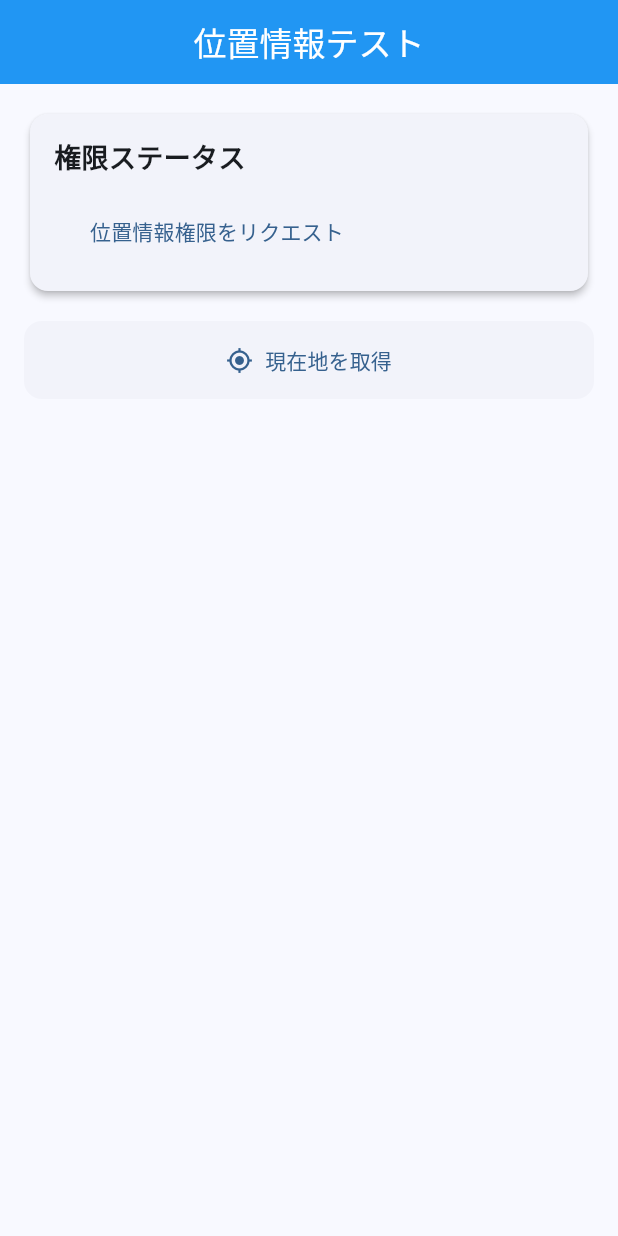
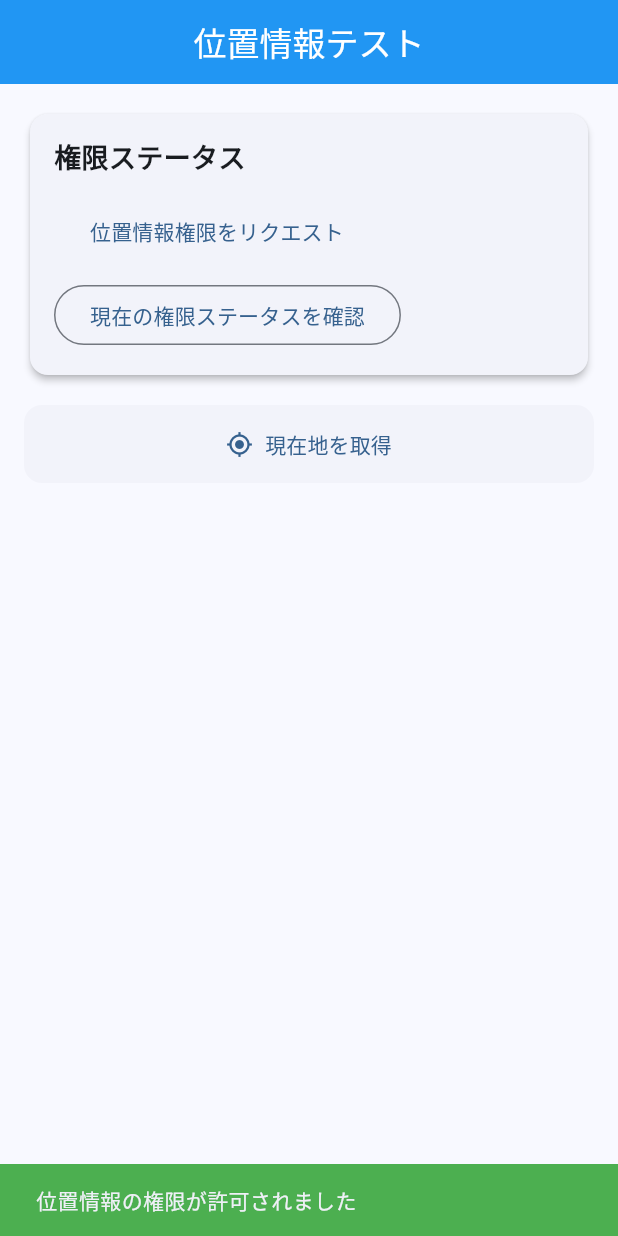
Before and after one commit to hoshido-k/BUBBLE, a Flutter app: the LocationTestScreen screen opened by its route, after a tap on "位置情報権限をリクエスト", on a phone screen of 412 x 824 dp. Run offline on Flutter 3.47's test engine with Material 3 defaults, Android fonts, the phone set to English and light mode, and no system bars; our stand-ins replace firebase_auth, firebase_core, flutter_secure_storage, geocoding, geolocator, go_router and 1 more; accounts and stored records are empty; generated files the repository leaves out were written again.

Commit message:
fix: Improve location permission handling and debugging
- Add detailed error handling and logging
- Add permission status check button
- Show success/error messages with SnackBars
- Improve user feedback for permission requests

🤖 Generated with [Claude Code](https://claude.com/claude-code)

Co-Authored-By: Claude <noreply@anthropic.com>

```diff
--- a/mobile/lib/screens/location/location_test_screen.dart
+++ b/mobile/lib/screens/location/location_test_screen.dart
@@ -43,14 +43,32 @@ class _LocationTestScreenState extends State<LocationTestScreen> {
       _errorMessage = null;
     });
 
-    final granted = await _locationService.requestLocationPermission();
+    try {
+      print('Requesting location permission...');
+      final granted = await _locationService.requestLocationPermission();
+      print('Permission granted: $granted');
 
-    setState(() {
-      _isLoading = false;
-      if (!granted) {
-        _errorMessage = '位置情報の権限が拒否されました';
-      }
-    });
+      setState(() {
+        _isLoading = false;
+        if (granted) {
+          _errorMessage = null;
+          ScaffoldMessenger.of(context).showSnackBar(
+            const SnackBar(
+              content: Text('位置情報の権限が許可されました'),
+              backgroundColor: Colors.green,
+            ),
+          );
+        } else {
+          _errorMessage = '位置情報の権限が拒否されました。設定アプリから手動で許可してください。';
+        }
+      });
+    } catch (e) {
+      print('Error requesting permission: $e');
+      setState(() {
+        _isLoading = false;
+        _errorMessage = '権限リクエストエラー: $e';
+      });
+    }
   }
 
   Future<void> _getCurrentLocation() async {
@@ -164,6 +182,28 @@ class _LocationTestScreenState extends State<LocationTestScreen> {
                   ElevatedButton(
                     onPressed: _isLoading ? null : _requestPermission,
                     child: const Text('位置情報権限をリクエスト'),
+                  ),
+                  const SizedBox(height: 8),
+                  OutlinedButton(
+                    onPressed: _isLoading
+                        ? null
+                        : () async {
+                            final hasPermission =
+                                await _locationService.hasLocationPermission();
+                            if (!mounted) return;
+                            ScaffoldMessenger.of(context).showSnackBar(
+                              SnackBar(
+                                content: Text(
+                                  hasPermission
+                                      ? '位置情報権限: 許可されています'
+                                      : '位置情報権限: 拒否されています',
+                                ),
+                                backgroundColor:
+                                    hasPermission ? Colors.green : Colors.red,
+                              ),
+                            );
+                          },
+                    child: const Text('現在の権限ステータスを確認'),
                   ),
                 ],
               ),
```
Also changed, not shown: 1 other file.
